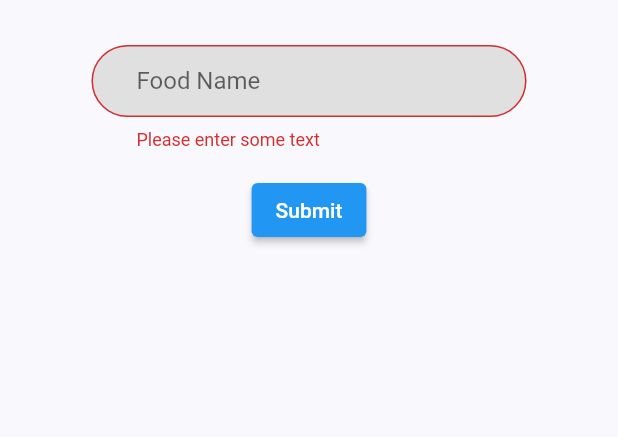
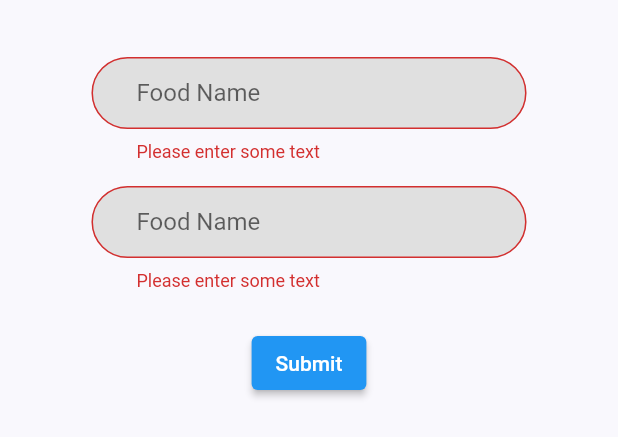
Before and after one commit to jeremyc2/My-Fitness-Silo, a Flutter app: the AddMealForm widget shown alone on an empty page, opened directly, after a tap on "Submit", on a phone screen of 412 x 824 dp. Shown: the top 437 px of the screen. Run offline on Flutter 3.47's test engine with Material 2 defaults, Android fonts, the phone set to English and light mode, and no system bars.

Commit message:
No commit message

```diff
--- a/lib/screens/home/home_screen.dart
+++ b/lib/screens/home/home_screen.dart
@@ -48,7 +48,6 @@ class HomeScreen extends StatelessWidget {
           showModalBottomSheet(
               context: context,
               builder: (context) => Container(
-                    height: 200,
                     color: Colors.white,
                     child: AddMealForm(),
                   )),
@@ -104,6 +103,25 @@ class _AddMealFormState extends State<AddMealForm> {
               children: <Widget>[
                 FoodNameInput(),
                 Padding(
+                  padding: const EdgeInsets.symmetric(vertical: 8.0),
+                  child: TextFormField(
+                    decoration: InputDecoration(
+                        border: OutlineInputBorder(
+                          borderRadius: new BorderRadius.circular(55.0),
+                        ),
+                        fillColor: Colors.grey.shade300,
+                        filled: true,
+                        labelText: 'Food Name',
+                        contentPadding: EdgeInsets.only(left: 30)),
+                    validator: (value) {
+                      if (value.isEmpty) {
+                        return 'Please enter some text';
+                      }
+                      return null;
+                    },
+                  ),
+                ),
+                Padding(
                   padding: const EdgeInsets.symmetric(vertical: 16.0),
                   child: ElevatedButton(
                     onPressed: () {
@@ -137,7 +155,9 @@ class FoodNameInput extends StatefulWidget {
 class _FoodNameInputState extends State<FoodNameInput> {
   @override
   Widget build(BuildContext context) {
-    return TextFormField(
+    return Padding(
+      padding: const EdgeInsets.symmetric(vertical: 8.0),
+      child: TextFormField(
         decoration: InputDecoration(
             border: OutlineInputBorder(
               borderRadius: new BorderRadius.circular(55.0),
@@ -152,6 +172,7 @@ class _FoodNameInputState extends State<FoodNameInput> {
           }
           return null;
         },
+      ),
     );
   }
 }
```
Lines whose indentation alone changed are shown as unchanged.
